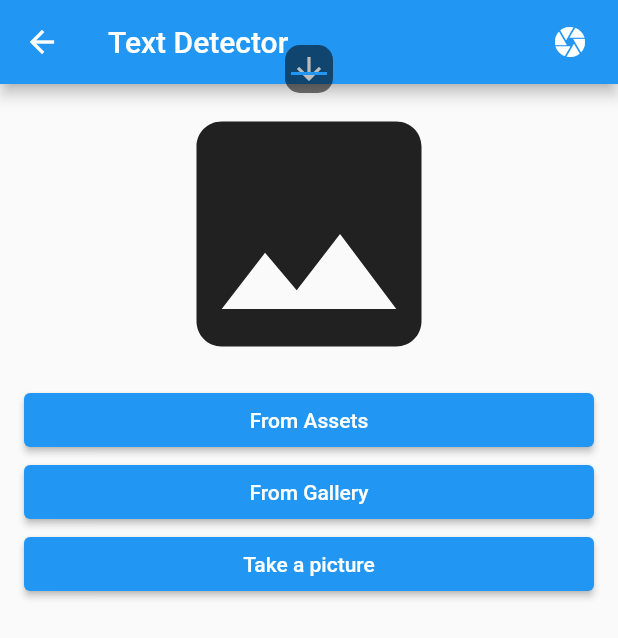
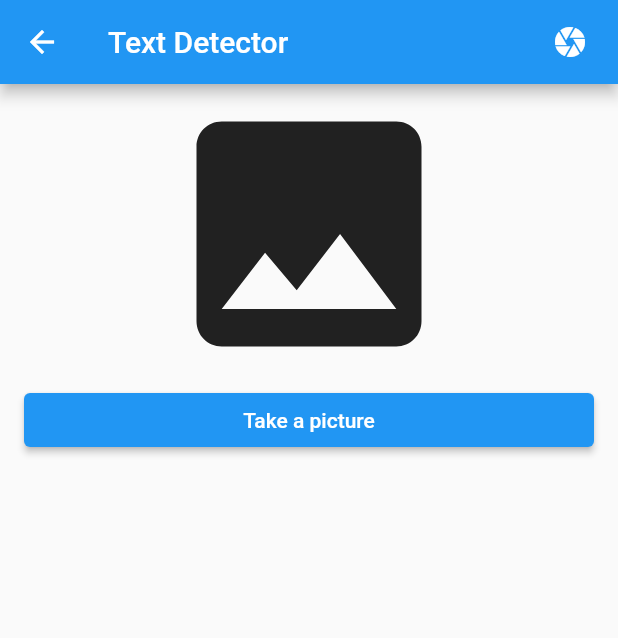
Before and after one commit to nguyenquilong/scantext, a Flutter app: the TextRecognizerView screen opened directly, on a phone screen of 412 x 824 dp. Shown: the top 638 px of the screen. Run offline on Flutter 3.47's test engine with Material 2 defaults, Android fonts, the phone set to English and light mode, and no system bars; our stand-ins replace camera, image_picker; missing offline and left inert: google_mlkit_commons, google_mlkit_text_recognition.

Commit message:
update app

```diff
--- a/lib/main.dart
+++ b/lib/main.dart
@@ -25,7 +25,7 @@ class MyApp extends StatelessWidget {
         // is not restarted.
         primarySwatch: Colors.blue,
       ),
-      home: const MyHomePage(title: 'Flutter Demo Home Page'),
+      home: TextRecognizerView(),
     );
   }
 }
--- a/lib/vision_detector_views/detector_view.dart
+++ b/lib/vision_detector_views/detector_view.dart
@@ -14,6 +14,8 @@ class DetectorView extends StatefulWidget {
     required this.onImage,
     this.customPaint,
     this.text,
+    required this.lines,
+    required this.dataFromImage,
     this.initialDetectionMode = DetectorViewMode.liveFeed,
     this.initialCameraLensDirection = CameraLensDirection.back,
     this.onCameraFeedReady,
@@ -24,6 +26,8 @@ class DetectorView extends StatefulWidget {
   final String title;
   final CustomPaint? customPaint;
   final String? text;
+  final String? dataFromImage;
+  final List<String> lines;
   final DetectorViewMode initialDetectionMode;
   final Function(InputImage inputImage) onImage;
   final Function()? onCameraFeedReady;
@@ -63,6 +67,8 @@ class _DetectorViewState extends State<DetectorView> {
     return GalleryView(
             title: widget.title,
             text: widget.text,
+            lines: widget.lines,
+            dataFromImage: widget.dataFromImage,
             onImage: widget.onImage,
             onDetectorViewModeChanged: _onDetectorViewModeChanged);
   }
--- a/lib/vision_detector_views/gallery_view.dart
+++ b/lib/vision_detector_views/gallery_view.dart
@@ -1,12 +1,8 @@
-import 'dart:convert';
 import 'dart:io';
 
 import 'package:flutter/material.dart';
-import 'package:flutter/services.dart';
 import 'package:google_mlkit_commons/google_mlkit_commons.dart';
 import 'package:image_picker/image_picker.dart';
-
-import 'utils.dart';
 
 class GalleryView extends StatefulWidget {
   GalleryView(
@@ -14,11 +10,15 @@ class GalleryView extends StatefulWidget {
       required this.title,
       this.text,
       required this.onImage,
+      required this.lines,
+       required this.dataFromImage,
       required this.onDetectorViewModeChanged})
       : super(key: key);
 
   final String title;
   final String? text;
+  final List<String> lines;
+  final String? dataFromImage;
   final Function(InputImage inputImage) onImage;
   final Function()? onDetectorViewModeChanged;
 
@@ -45,7 +45,7 @@ class _GalleryViewState extends State<GalleryView> {
           title: Text(widget.title),
           actions: [
             Padding(
-              padding: EdgeInsets.only(right: 20.0),
+              padding: const EdgeInsets.only(right: 20.0),
               child: GestureDetector(
                 onTap: widget.onDetectorViewModeChanged,
                 child: Icon(
@@ -71,37 +71,35 @@ class _GalleryViewState extends State<GalleryView> {
                 ],
               ),
             )
-          : Icon(
+          : const Icon(
               Icons.image,
               size: 200,
             ),
       Padding(
-        padding: EdgeInsets.symmetric(horizontal: 16),
+        padding: const EdgeInsets.symmetric(horizontal: 16),
         child: ElevatedButton(
-          onPressed: _getImageAsset,
-          child: Text('From Assets'),
-        ),
-      ),
-      Padding(
-        padding: EdgeInsets.symmetric(horizontal: 16),
-        child: ElevatedButton(
-          child: Text('From Gallery'),
-          onPressed: () => _getImage(ImageSource.gallery),
-        ),
-      ),
-      Padding(
-        padding: EdgeInsets.symmetric(horizontal: 16),
-        child: ElevatedButton(
-          child: Text('Take a picture'),
+          child: const Text('Take a picture'),
           onPressed: () => _getImage(ImageSource.camera),
         ),
       ),
       if (_image != null)
         Padding(
-          padding: const EdgeInsets.all(16.0),
-          child: Text(
-              '${_path == null ? '' : 'Image path: $_path'}\n\n${widget.text ?? ''}'),
-        ),
+            padding: const EdgeInsets.all(16.0),
+            child: Column(
+            mainAxisAlignment: MainAxisAlignment.start,
+            crossAxisAlignment: CrossAxisAlignment.start,
+              children: [
+                // Text(
+                // '${_path == null ? '' : 'Image path: $_path'}\n\n${widget.text ?? ''}'),
+                Text(widget.text ?? ''),
+                const SizedBox(height: 20,),
+                // Text('Data từ hình ảnh ',  semanticsLabel: widget.dataFromImage),
+                // Column(
+                //   children:
+                //       widget.lines.map((line) => Text(line ?? "")).toList(),
+                // )
+              ],
+            )),
     ]);
   }
 
@@ -116,64 +114,6 @@ class _GalleryViewState extends State<GalleryView> {
     }
   }
 
-  Future _getImageAsset() async {
-    final manifestContent = await rootBundle.loadString('AssetManifest.json');
-    final Map<String, dynamic> manifestMap = json.decode(manifestContent);
-    final assets = manifestMap.keys
-        .where((String key) => key.contains('images/'))
-        .where((String key) =>
-            key.contains('.jpg') ||
-            key.contains('.jpeg') ||
-            key.contains('.png') ||
-            key.contains('.webp'))
-        .toList();
-
-    showDialog(
-        context: context,
-        builder: (BuildContext context) {
-          return Dialog(
-            shape: RoundedRectangleBorder(
-                borderRadius: BorderRadius.circular(30.0)),
-            child: Padding(
-              padding: const EdgeInsets.all(16.0),
-              child: Column(
-                mainAxisAlignment: MainAxisAlignment.spaceBetween,
-                children: [
-                  Text(
-                    'Select image',
-                    style: TextStyle(fontSize: 20),
-                  ),
-                  ConstrainedBox(
-                    constraints: BoxConstraints(
-                        maxHeight: MediaQuery.of(context).size.height * 0.7),
-                    child: SingleChildScrollView(
-                      child: Column(
-                        children: [
-                          for (final path in assets)
-                            GestureDetector(
-                              onTap: () async {
-                                Navigator.of(context).pop();
-                                _processFile(await getAssetPath(path));
-                              },
-                              child: Padding(
-                                padding: const EdgeInsets.all(8.0),
-                                child: Image.asset(path),
-                              ),
-                            ),
-                        ],
-                      ),
-                    ),
-                  ),
-                  ElevatedButton(
-                      onPressed: () => Navigator.of(context).pop(),
-                      child: Text('Cancel')),
-                ],
-              ),
-            ),
-          );
-        });
-  }
-
   Future _processFile(String path) async {
     setState(() {
       _image = File(path);
--- a/lib/vision_detector_views/text_detector_view.dart
+++ b/lib/vision_detector_views/text_detector_view.dart
@@ -17,7 +17,16 @@ class _TextRecognizerViewState extends State<TextRecognizerView> {
   bool _canProcess = true;
   bool _isBusy = false;
   CustomPaint? _customPaint;
+
   String? _text;
+  List<String> lines = [];
+  String? dataFromImage;
+  List<String> keywords = ["Nguyen", "Le", "Tran"];
+  String? issueDate;
+  String? expirationDate;
+  String? cardName;
+  String? cardNumber;
+
   var _cameraLensDirection = CameraLensDirection.back;
 
   @override
@@ -35,59 +44,64 @@ class _TextRecognizerViewState extends State<TextRecognizerView> {
           title: 'Text Detector',
           customPaint: _customPaint,
           text: _text,
+          lines: lines,
           onImage: _processImage,
           initialCameraLensDirection: _cameraLensDirection,
           onCameraLensDirectionChanged: (value) => _cameraLensDirection = value,
         ),
-        Positioned(
-            top: 30,
-            left: 100,
-            right: 100,
-            child: Row(
-              children: [
-                Spacer(),
-                Container(
-                    decoration: BoxDecoration(
-                      color: Colors.black54,
-                      borderRadius: BorderRadius.circular(10.0),
-                    ),
-                    child: Padding(
-                      padding: const EdgeInsets.all(4.0),
-                      child: _buildDropdown(),
-                    )),
-                Spacer(),
-              ],
-            )),
       ]),
     );
   }
 
-  Widget _buildDropdown() => DropdownButton<TextRecognitionScript>(
-        value: _script,
-        icon: const Icon(Icons.arrow_downward),
-        elevation: 16,
-        style: const TextStyle(color: Colors.blue),
-        underline: Container(
-          height: 2,
-          color: Colors.blue,
-        ),
-        onChanged: (TextRecognitionScript? script) {
-          if (script != null) {
-            setState(() {
-              _script = script;
-              _textRecognizer.close();
-              _textRecognizer = TextRecognizer(script: _script);
-            });
-          }
-        },
-        items: TextRecognitionScript.values
-            .map<DropdownMenuItem<TextRecognitionScript>>((script) {
-          return DropdownMenuItem<TextRecognitionScript>(
-            value: script,
-            child: Text(script.name),
-          );
-        }).toList(),
-      );
+  String? findMatchingLine(List<String> inputList, List<String> keywords) {
+    for (String input in inputList) {
+      for (String keyword in keywords) {
+        if (input.toUpperCase().contains(keyword.toUpperCase())) {
+          return input;
+        }
+      }
+    }
+    return null; // Trả về null nếu không tìm thấy
+  }
+
+  String? findATMCardNumbers(List<String> inputList) {
+    for (String input in inputList) {
+      // Sử dụng biểu thức chính quy để kiểm tra xem dòng có đúng định dạng số thẻ ATM hay không
+      if (RegExp(r'^\d{16}$').hasMatch(input.replaceAll(" ", ""))) {
+        return input;
+      }
+    }
+
+    return null;
+  }
+
+  void findDate(List<String> inputList) {
+    for (String input in lines) {
+      // Sử dụng biểu thức chính quy để kiểm tra xem dòng có đúng định dạng "MM/YY" không
+      RegExp dateRegex = RegExp(r'\b(\d{1,2}/\d{2})\b');
+      Iterable<Match> matches = dateRegex.allMatches(input);
+
+      for (Match match in matches) {
+        String matchedDate = match.group(0)!;
+
+        // Chuyển đổi định dạng "MM/YY" thành đối tượng DateTime
+        try {
+          DateTime date = DateTime(
+              DateTime.now().year,
+              int.parse(matchedDate.split("/")[0]),
+              int.parse(matchedDate.split("/")[1]));
+
+          if (issueDate == null) {
+            issueDate = matchedDate;
+          } else
+            expirationDate ??= matchedDate;
+        } catch (e) {
+          // Bỏ qua các giá trị không hợp lệ
+        }
+      }
+      expirationDate ??= issueDate;
+    }
+  }
 
   Future<void> _processImage(InputImage inputImage) async {
     if (!_canProcess) return;
@@ -95,6 +109,8 @@ class _TextRecognizerViewState extends State<TextRecognizerView> {
     _isBusy = true;
     setState(() {
       _text = '';
+      _text = '';
+      lines = [];
     });
     final recognizedText = await _textRecognizer.processImage(inputImage);
     if (inputImage.metadata?.size != null &&
@@ -107,7 +123,32 @@ class _TextRecognizerViewState extends State<TextRecognizerView> {
       );
       _customPaint = CustomPaint(painter: painter);
     } else {
-      _text = 'Recognized text:\n\n${recognizedText.text}';
+      lines = recognizedText.text.split('\n');
+      debugPrint('longnq xxxx $lines');
+
+      String? cardName = findMatchingLine(lines, keywords);
+
+      // if (result != null) {
+      //   debugPrint("Dòng chứa tên người dùng: $result");
+      // } else {
+      //   debugPrint("Không tìm thấy dòng chứa tên người dùng.");
+      // }
+
+      String? cardNumber = findATMCardNumbers(lines);
+
+      // if(atmNumber != null) {
+      //   debugPrint("Số thẻ ATM: $atmNumber");
+      // } else {
+      //   debugPrint("Không tìm thấy số ATM");
+      // }
+
+      findDate(lines);
+
+      // _text = 'Recognized text:\n\n${recognizedText.text}';
+      // _text = 'Recognized text____ : ${recognizedText.text}';
+      dataFromImage = recognizedText.text;
+      _text =
+          'Thông tin thẻ: \n\n Tên chủ thẻ: $cardName  \n\n Số thẻ: $cardNumber  \n\n Ngày phát hành: $issueDate \n\n Ngày hết hạn: $expirationDate ';
       // TODO: set _customPaint to draw boundingRect on top of image
       _customPaint = null;
     }
```
